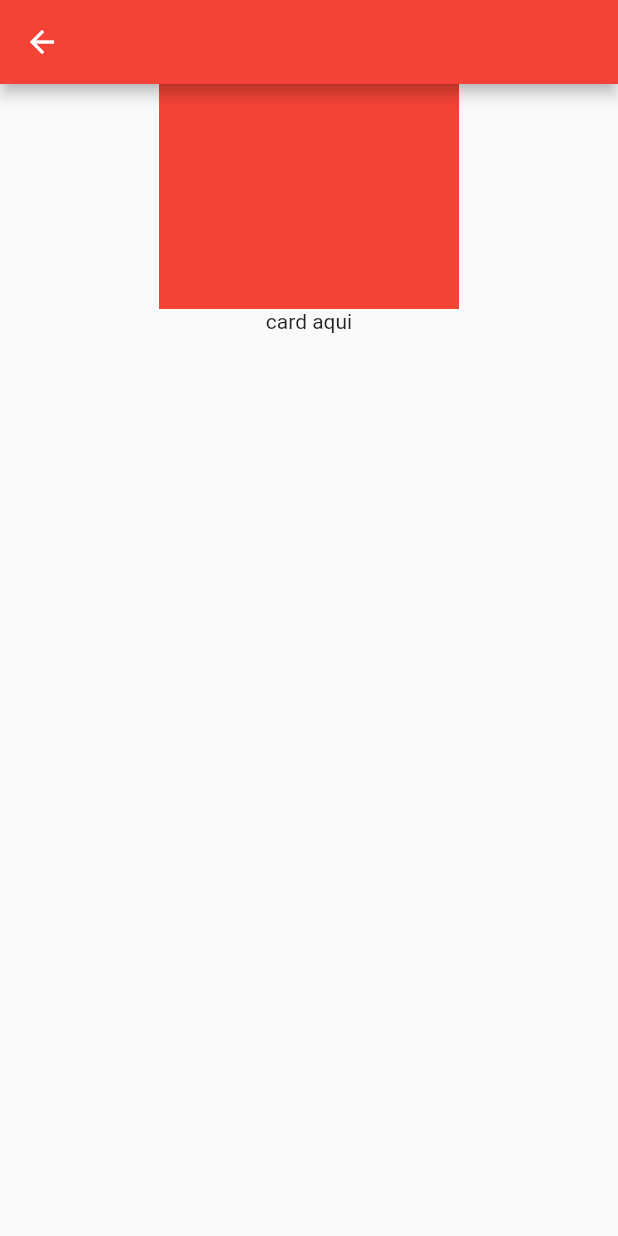
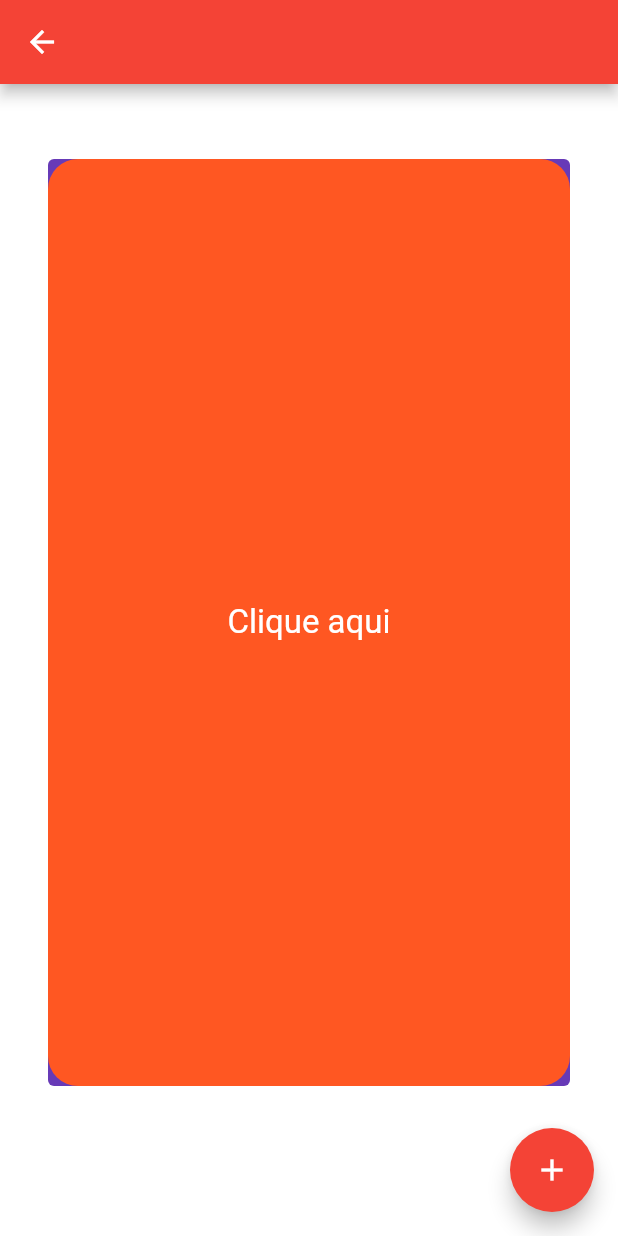
Before and after one commit to camisnew/banco_meu_amigo, a Flutter app: the AmigoCard screen opened by its route, on a phone screen of 412 x 824 dp. Run offline on Flutter 3.47's test engine with Material 2 defaults, Android fonts, the phone set to English and light mode, and no system bars; drawn by our look-alikes of flip_card; network calls fail.

Commit message:
flipcard
fli fli flip card

```diff
--- a/lib/view/amigo_card.dart
+++ b/lib/view/amigo_card.dart
@@ -1,3 +1,4 @@
+import 'package:flip_card/flip_card.dart';
 import 'package:flutter/material.dart';
 
 class AmigoCard extends StatefulWidget {
@@ -11,24 +12,85 @@ class AmigoCard extends StatefulWidget {
 
 class _AmigoCardState extends State<AmigoCard> {
 
+  GlobalKey<FlipCardState> _cardKey = GlobalKey<FlipCardState>();
+
+  _renderBackground(){
+    return Container(
+      decoration: BoxDecoration(
+        color: Colors.white
+      ),
+    );
+  }
+
+  _renderBack(){
+    return Container(
+      decoration: BoxDecoration(
+        color: Colors.deepPurple,
+        borderRadius: BorderRadius.all(Radius.circular(20.0))
+      ),
+      child: Center(
+        child: Image.network('https://studiosol-a.akamaihd.net/uploadfile/letras/fotos/5/a/7/5/5a7523972cc912bd17d0c43b97a33a9a.jpg')
+      ),
+    );
+  }
+
+  _renderFront(){
+    return Container(
+      decoration: BoxDecoration(
+          color: Colors.deepOrange,
+          borderRadius: BorderRadius.all(Radius.circular(20.0))
+      ),
+      child: Center(
+        child: Text(
+          'Clique aqui', style: TextStyle(fontSize: 22.0, color: Colors.white),
+        ),
+      ),
+    );
+  }
+
+  _renderCard(BuildContext context){
+    return Card(
+      elevation: 0.0,
+      margin: EdgeInsets.only(left: 32.0, right: 32.0, top: 50.0, bottom: 100.0),
+      color: Colors.deepPurple,
+      child: FlipCard(
+        key: _cardKey,
+        flipOnTouch: false,
+        direction: FlipDirection.HORIZONTAL,
+        speed: 1000,
+        onFlipDone: (status) {
+          print('status: $status');
+        },
+        front: _renderFront(),
+        back: _renderBack(),
+      ),
+    );
+  }
+
   @override
   Widget build(BuildContext context) {
     return Scaffold(
       appBar: AppBar(
         title: Text(widget.title),
       ),
-      body: Center(
-        child: Column(
-          children: [
-            Container(
-              width: 200,
-              height: 150,
-              color: Colors.red,
-            ),
-            Text('card aqui'),
-          ]
-        )
-      )
+      body: Stack(
+        fit: StackFit.expand,
+        children: [
+          _renderBackground(),
+          Column(
+            children: [
+              Expanded(
+                child: _renderCard(context),
+              )
+            ],
+          ),
+        ],
+      ),
+        floatingActionButton: FloatingActionButton(
+          onPressed: () => _cardKey.currentState!.toggleCard(),
+        tooltip: 'Test',
+        child: Icon(Icons.add),
+      ),
     );
   }
 }
--- a/lib/view/home.dart
+++ b/lib/view/home.dart
@@ -21,6 +21,7 @@ class _MyHomePageState extends State<MyHomePage> {
       body: Column(
           children: [
 
+
             TextButton.icon(
               icon: Icon(Icons.info),
               label: Text('Sobre o app'),
--- a/pubspec.yaml
+++ b/pubspec.yaml
@@ -28,6 +28,7 @@ dependencies:
   # The following adds the Cupertino Icons font to your application.
   # Use with the CupertinoIcons class for iOS style icons.
   cupertino_icons: ^1.0.2
+  flip_card: ^0.5.0
 
 dev_dependencies:
   flutter_test:
```
Also changed, not shown: pubspec.lock.
